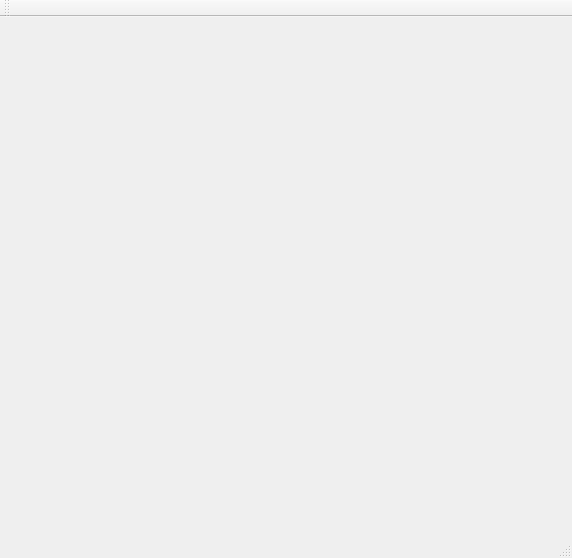
Before: the Qt Designer form viewer/gameviewer.ui in lyohytch/Hockey-Game-Viewer, drawn with Qt 5.
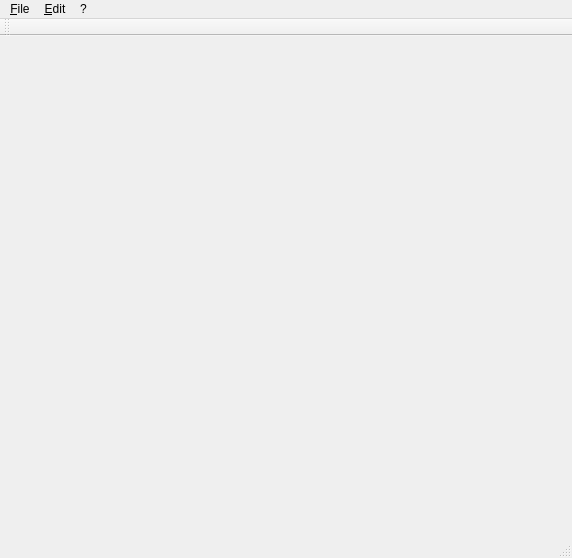
After: the same form once the commit is applied.

```diff
--- a/viewer/gameviewer.ui
+++ b/viewer/gameviewer.ui
@@ -23,6 +23,27 @@
      <height>25</height>
     </rect>
    </property>
+   <widget class="QMenu" name="menuFile">
+    <property name="title">
+     <string>&amp;File</string>
+    </property>
+    <addaction name="action_Quit"/>
+   </widget>
+   <widget class="QMenu" name="menu_Edit">
+    <property name="title">
+     <string>&amp;Edit</string>
+    </property>
+    <addaction name="action_Preferences"/>
+   </widget>
+   <widget class="QMenu" name="menu">
+    <property name="title">
+     <string>?</string>
+    </property>
+    <addaction name="action_About"/>
+   </widget>
+   <addaction name="menuFile"/>
+   <addaction name="menu_Edit"/>
+   <addaction name="menu"/>
   </widget>
   <widget class="QToolBar" name="mainToolBar">
    <attribute name="toolBarArea">
```
Left out of the diff: 34 changed lines with no effect on the pictures.
